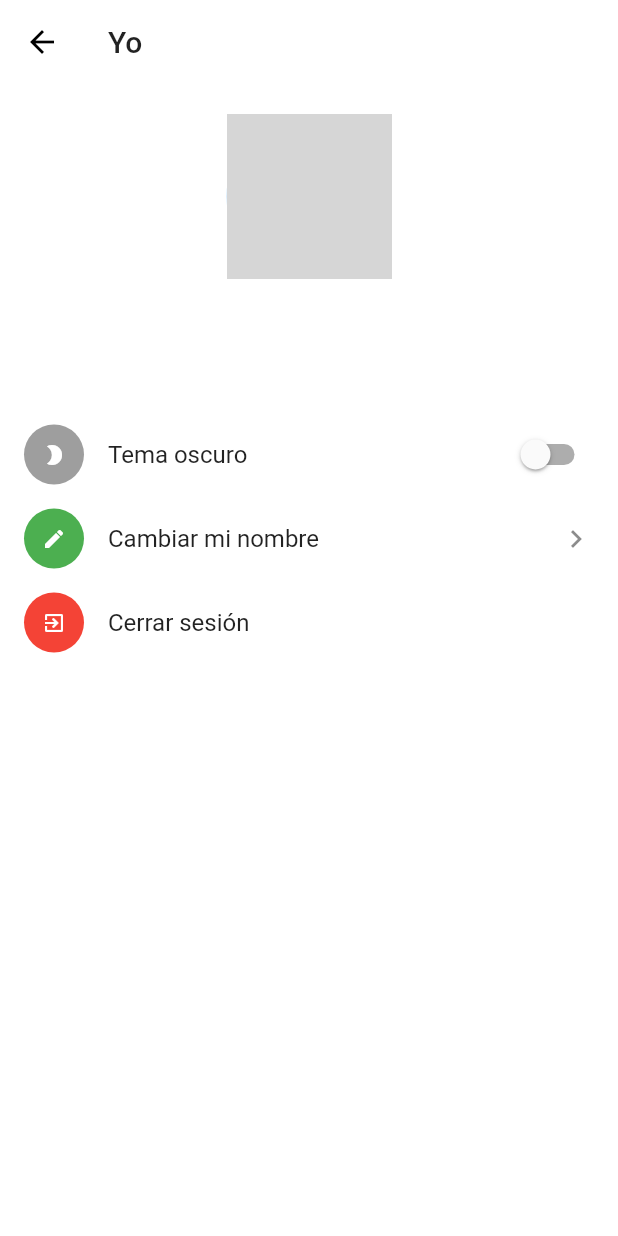
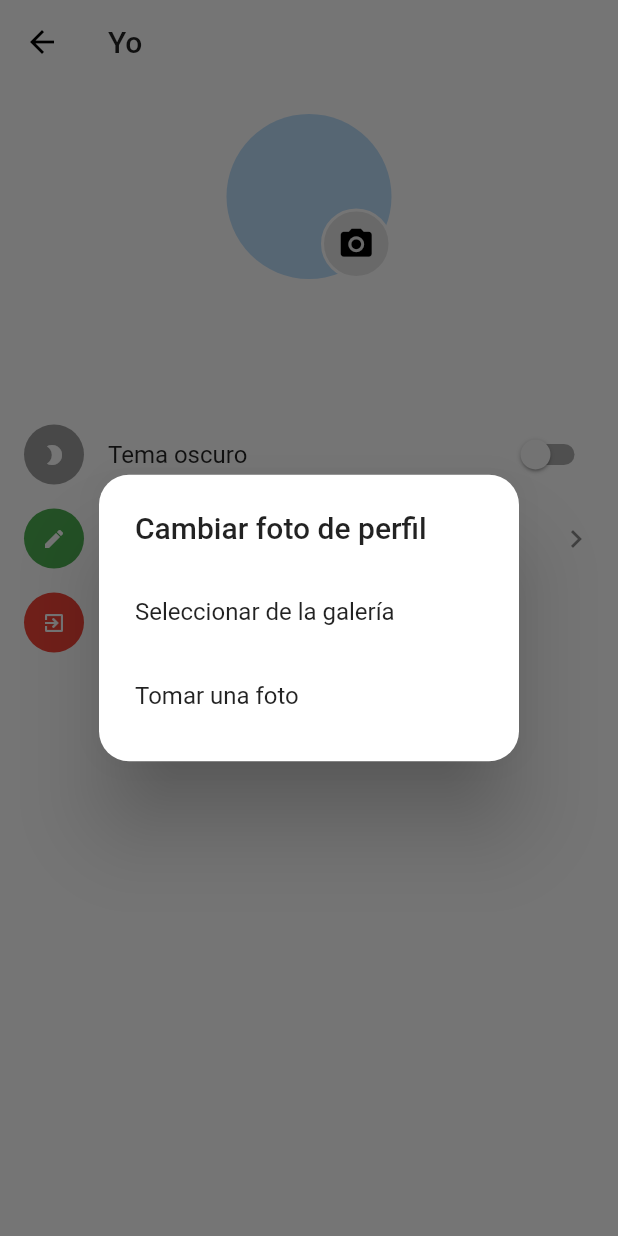
Before and after one commit to CabelloIsaac/flutter-firebase-chat, a Flutter app: the MyProfileScreen screen opened by its route, after a tap on the "camera alt" icon, on a phone screen of 412 x 824 dp. Run offline on Flutter 3.47's test engine with Material 2 defaults, Android fonts, the phone set to English and light mode, and no system bars; our stand-ins replace audioplayers, cloud_firestore, email_validator, firebase_auth, firebase_core, firebase_storage and 3 more; missing offline and left inert: flutter_audio_recorder; accounts and stored records are empty; network calls fail; grey boxes are pictures that could not be loaded.

Commit message:
Selection of picture from gallery or camera

```diff
--- a/lib/ui/screens/me/widgets/profile_picture.dart
+++ b/lib/ui/screens/me/widgets/profile_picture.dart
@@ -95,12 +95,37 @@ class _GalleryPictureSelectorState extends State<GalleryPictureSelector> {
   }
 
   Future _getImage() async {
-    final pickedFile = await picker.getImage(
-      source: ImageSource.gallery,
-      imageQuality: 50,
+    final imageSource = await showDialog<ImageSource>(
+      context: context,
+      builder: (context) => AlertDialog(
+        shape: RoundedRectangleBorder(borderRadius: BorderRadius.circular(20)),
+        contentPadding: const EdgeInsets.symmetric(vertical: 16.0),
+        title: Text("Cambiar foto de perfil"),
+        content: Column(
+          mainAxisSize: MainAxisSize.min,
+          children: <Widget>[
+            ListTile(
+              contentPadding: EdgeInsets.symmetric(horizontal: 24),
+              title: Text('Seleccionar de la galería'),
+              onTap: () => Navigator.pop(context, ImageSource.gallery),
+            ),
+            ListTile(
+              contentPadding: EdgeInsets.symmetric(horizontal: 24),
+              title: Text('Tomar una foto'),
+              onTap: () => Navigator.pop(context, ImageSource.camera),
+            ),
+          ],
+        ),
+      ),
     );
-    if (pickedFile != null) {
-      _authProvider.uploadAvatar(File(pickedFile.path));
+    if (imageSource != null) {
+      final pickedFile = await picker.getImage(
+        source: imageSource,
+        imageQuality: 50,
+      );
+      if (pickedFile != null) {
+        _authProvider.uploadAvatar(File(pickedFile.path));
+      }
     }
   }
 }
```
Also changed, not shown: lib/ui/screens/chats/chat/widgets/get_image_button.dart (+26 -1 lines), 1 other file.
